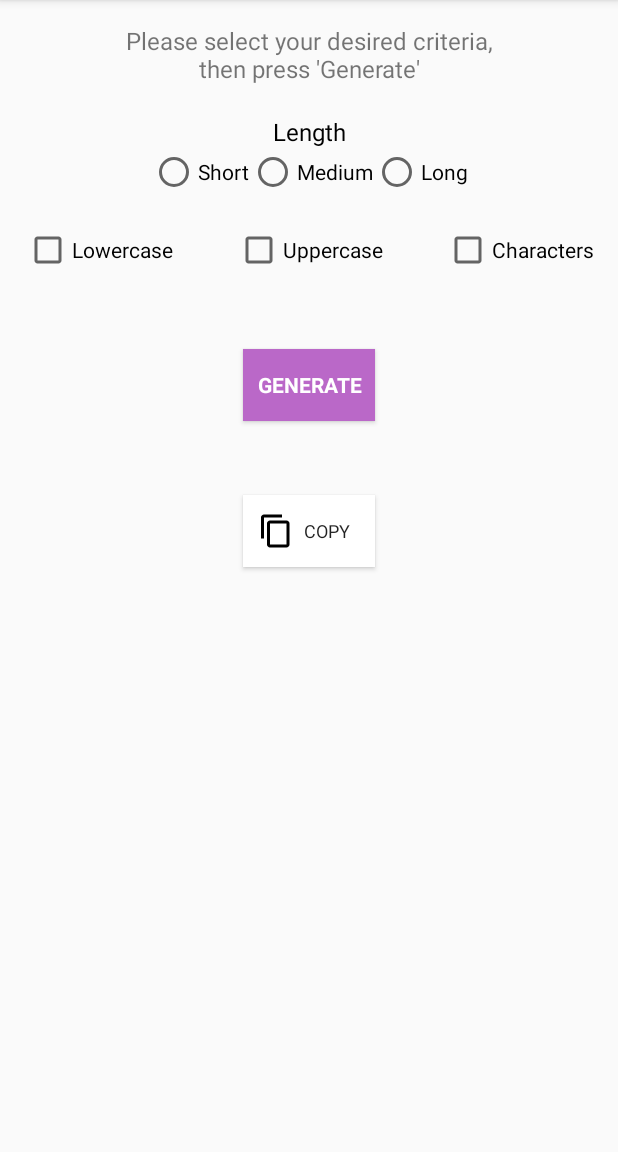
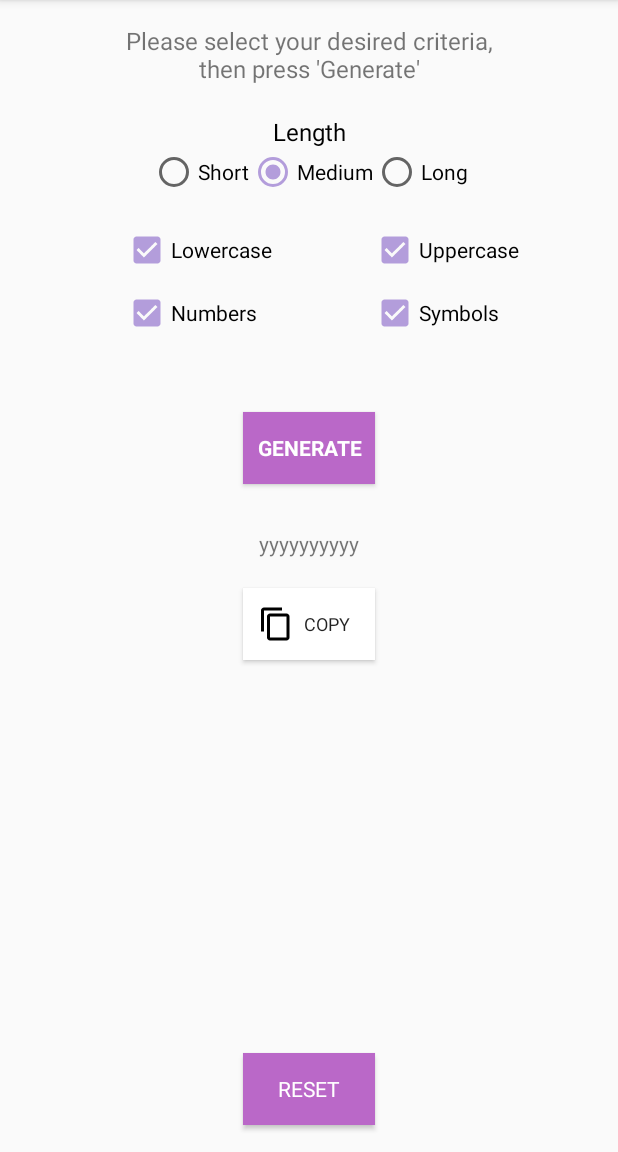
Before and after one commit to khash021/PasswordGenerator, an Android app: the screen it shows after launch (MainActivity), after a tap on "GENERATE", on a phone screen of 412 x 824 dp, the part 84-1236 px from its top. Run offline under Robolectric (Android 15) with nearby library versions, the phone set to English and light mode, and no system bars.

Commit message:
Added and connected pass generator and is working now

```diff
--- a/app/src/main/java/tech/khash/passwordgenerator/MainActivity.java
+++ b/app/src/main/java/tech/khash/passwordgenerator/MainActivity.java
@@ -8,20 +8,31 @@ import android.support.annotation.NonNull;
 import android.support.v7.app.AppCompatActivity;
 import android.view.View;
 import android.widget.Button;
+import android.widget.CheckBox;
+import android.widget.CompoundButton;
 import android.widget.RadioGroup;
 import android.widget.TextView;
 import android.widget.Toast;
 
-public class MainActivity extends AppCompatActivity implements View.OnClickListener {
+public class MainActivity extends AppCompatActivity implements View.OnClickListener, CheckBox.OnCheckedChangeListener {
+
+    //TODO: add landscape orientation
+    //TODO: add menu
+    //TODO: add savedInstance and all the corresponding methods
+    //TODO: should we do spaces? should we check for them? should we add an options?
+    //TODO: no repeat option?
 
     //Views
-    private Button buttonGenerate, buttonCopy;
+    private Button buttonGenerate, buttonCopy, buttonReset;
     private TextView textResult;
-    RadioGroup lengthRadioGroup;
+    private RadioGroup lengthRadioGroup;
+    private CheckBox checkBoxUppercase, checkBoxLowercase, checkBoxSymbol, checkBoxNumbers;
 
-    private final int LENGTH_SHORT = 1;
-    private final int LENGTH_MEDIUM = 2;
-    private final int LENGTH_LONG = 3;
+    private boolean uppercase, lowercase, number, symbol;
+
+    public final int LENGTH_SHORT = 6;
+    public final int LENGTH_MEDIUM = 10;
+    public final int LENGTH_LONG = 16;
     private int length;
 
 
@@ -33,9 +44,21 @@ public class MainActivity extends AppCompatActivity implements View.OnClickListe
         textResult = findViewById(R.id.text_result);
         buttonGenerate = findViewById(R.id.button_generate);
         buttonCopy = findViewById(R.id.button_copy);
+        buttonReset = findViewById(R.id.button_reset);
+
+        checkBoxLowercase = findViewById(R.id.check_lowercase);
+        checkBoxUppercase = findViewById(R.id.check_uppercase);
+        checkBoxSymbol = findViewById(R.id.check_symbol);
+        checkBoxNumbers = findViewById(R.id.check_number);
+
+        checkBoxLowercase.setOnCheckedChangeListener(this);
+        checkBoxUppercase.setOnCheckedChangeListener(this);
+        checkBoxSymbol.setOnCheckedChangeListener(this);
+        checkBoxNumbers.setOnCheckedChangeListener(this);
 
         buttonCopy.setOnClickListener(this);
         buttonGenerate.setOnClickListener(this);
+        buttonReset.setOnClickListener(this);
 
         lengthRadioGroup = findViewById(R.id.radio_group_length);
         lengthRadioGroup.setOnCheckedChangeListener(new RadioGroup.OnCheckedChangeListener() {
@@ -43,7 +66,7 @@ public class MainActivity extends AppCompatActivity implements View.OnClickListe
             public void onCheckedChanged(RadioGroup group, int checkedId) {
                 switch (checkedId) {
                     case R.id.radio_button_short:
-                        length = LENGTH_LONG;
+                        length = LENGTH_SHORT;
                         break;
                     case R.id.radio_button_medium:
                         length = LENGTH_MEDIUM;
@@ -54,6 +77,8 @@ public class MainActivity extends AppCompatActivity implements View.OnClickListe
                 }
             }
         });//radio group listener
+        setupDefaultState();
+
     }//onCreate
 
     @Override
@@ -72,8 +97,30 @@ public class MainActivity extends AppCompatActivity implements View.OnClickListe
                     copyToClipboard(pass);
                 }
                 break;
+            case R.id.button_reset:
+                setupDefaultState();
+                break;
         }//switch
     }//onClick
+
+    //This will update our booleans based on the checkboxes' state
+    @Override
+    public void onCheckedChanged(CompoundButton buttonView, boolean isChecked) {
+        switch (buttonView.getId()) {
+            case R.id.check_lowercase:
+                lowercase = isChecked;
+                break;
+            case R.id.check_uppercase:
+                uppercase = isChecked;
+                break;
+            case R.id.check_number:
+                number = isChecked;
+                break;
+            case R.id.check_symbol:
+                symbol = isChecked;
+                break;
+        }//switch
+    }//onCheckedChanged
 
 
     /* ------------------------------- HELPER METHODS -------------------------*/
@@ -81,7 +128,23 @@ public class MainActivity extends AppCompatActivity implements View.OnClickListe
     //Generate password
     private void generatePassword() {
 
+        //make sure that at least one check box is checked
+        if (!checkBoxSymbol.isChecked() && !checkBoxUppercase.isChecked() && !checkBoxLowercase.isChecked()) {
+            showToast(getString(R.string.no_criteria_toast));
+            return;
+        }
 
+        //create a PassGenerator object
+        // PassGenerator(int length, boolean lowercase, boolean uppercase, boolean numbers, boolean symbols)
+        PassGenerator passGenerator = new PassGenerator(length, lowercase, uppercase, number, symbol);
+
+        String generatedPass = passGenerator.generate();
+
+        if (generatedPass != null && generatedPass.length() > 0) {
+            textResult.setText(generatedPass);
+        } else {
+            showToast(getString(R.string.error_generate_password));
+        }
     }//generatePassword
 
     //helper method for copying text to the clipboard
@@ -105,5 +168,19 @@ public class MainActivity extends AppCompatActivity implements View.OnClickListe
         Toast.makeText(getApplicationContext(), message, Toast.LENGTH_SHORT).show();
     }//showToast
 
+    //helper method for setting the default UI
+    private void setupDefaultState() {
+        //clear any text from password
+        textResult.setText("");
+
+        //set length to medium
+        lengthRadioGroup.check(R.id.radio_button_medium);
+
+        //check all the boxes
+        checkBoxLowercase.setChecked(true);
+        checkBoxUppercase.setChecked(true);
+        checkBoxNumbers.setChecked(true);
+        checkBoxSymbol.setChecked(true);
+    }//setupDefaultState
 
 }//class
--- a/app/src/main/java/tech/khash/passwordgenerator/PassGenerator.java
+++ b/app/src/main/java/tech/khash/passwordgenerator/PassGenerator.java
@@ -1,6 +1,11 @@
 package tech.khash.passwordgenerator;
 
+import android.support.annotation.Nullable;
+import android.util.Log;
+
 import java.util.ArrayList;
+import java.util.Arrays;
+import java.util.Random;
 
 /**
  *      This is the class that actually does the work. It gets in password parameters,
@@ -9,13 +14,15 @@ import java.util.ArrayList;
 
 public class PassGenerator {
 
+    private String TAG = getClass().getSimpleName();
+
     private int length;
-    private boolean uppercase, lowercase, numbers, symbols;
+    private boolean uppercase, lowercase, numbers, symbol;
     private ArrayList<String> sourceList;
     private final static String[] LOWERCASE_ARRAY = {"a", "b", "c", "d", "e", "f", "g", "h", "i", "j", "k", "l", "m", "n", "o", "p", "q", "r", "s", "t", "u", "v", "w", "x", "y", "z"};
     private final static String[] UPPERCASE_ARRAY = {"A", "B", "C", "D", "E", "F", "G", "H", "I", "J", "K", "L", "M", "N", "O", "P", "Q", "R", "S", "T", "U", "V", "W", "X", "Y", "Z"};
     private final static String[] NUMBERS_ARRAY = {"0", "1", "2", "3", "4", "5", "6", "7", "8", "9"};
-    private final static String[] CHARACTER_ARRAY = {"!", "@", "#", "$", "%", "^", "&", "*", "-", "_", "+", "=", "?", "~", ":"};
+    private final static String[] SYMBOL_ARRAY = {"!", "@", "#", "$", "%", "^", "&", "*", "-", "_", "+", "=", "?", "~", ":"};
 
 
 
@@ -23,14 +30,85 @@ public class PassGenerator {
     public PassGenerator(){}
 
     //main constructor
-    public PassGenerator(int length, boolean uppercase, boolean lowercase, boolean numbers,
-                         boolean symbols) {
+    public PassGenerator(int length, boolean lowercase, boolean uppercase, boolean numbers,
+                         boolean symbol) {
         this.length = length;
         this.uppercase = uppercase;
         this.lowercase = lowercase;
         this.numbers = numbers;
-        this.symbols = symbols;
+        this.symbol = symbol;
     }//constructor
+
+    @Nullable public String generate() {
+        //get the ArrayList
+        sourceList = generateSourceArray();
+
+        //check for null (This should never happen, since we do this test in MainActivity before creating PassGenerator object
+        if (sourceList == null || sourceList.isEmpty()) {
+            return null;
+        }
+
+        return generatePassword();
+    }//generate
+
+    //Helper method for creating the password
+    private String generatePassword() {
+
+        String result ="";
+        int arraySize = sourceList.size();
+
+        //use a loop based on the length
+        for (int i = 0; i < length; i++) {
+            int randomIndex = generateRandomDigit(arraySize);
+            String passChar = sourceList.get(randomIndex);
+            Log.v(TAG, "Randome digit is: " + passChar + " / " + arraySize);
+            result += passChar;
+        }//for
+
+        return result;
+    }//generatePassword
+
+    //Helper method for populating the password source ArrayList based on the user's criteria
+    private ArrayList<String> generateSourceArray() {
+        //initialize the list
+        ArrayList<String> resultArrayList = new ArrayList<String>();
+
+        //populate the list based on criteria
+        if (lowercase) {
+            resultArrayList.addAll(Arrays.asList(LOWERCASE_ARRAY));
+//            Log.d(TAG, convertArrayToString(resultArrayList));
+        }
+        if (uppercase) {
+            resultArrayList.addAll(Arrays.asList(UPPERCASE_ARRAY));
+//            Log.d(TAG, convertArrayToString(resultArrayList));
+        }
+        if (numbers) {
+            resultArrayList.addAll(Arrays.asList(NUMBERS_ARRAY));
+//            Log.d(TAG, convertArrayToString(resultArrayList));
+        }
+        if (symbol) {
+            resultArrayList.addAll(Arrays.asList(SYMBOL_ARRAY));
+//            Log.d(TAG, convertArrayToString(resultArrayList));
+        }
+
+        return resultArrayList;
+    }//generateSourceArray
+
+    //for testing only
+    private String convertArrayToString(ArrayList<String> inputList) {
+        String output = "";
+        for (String item : inputList) {
+            output += output + "    " + item;
+        }
+        return output;
+    }//convertArrayToString
+
+    //helper method for creating a random digit in the given range (exclusive, so this should be the array's size)
+    private int generateRandomDigit(int range) {
+        Random random = new Random();
+        int result = random.nextInt(range);
+        return result;
+    }//generateRandomDigit
 
     /*---------------------------- UNIT TESTING ------------------------------------------  */
 
@@ -47,7 +125,7 @@ public class PassGenerator {
     }
 
     public static int getCharacterArraySize() {
-        return CHARACTER_ARRAY.length;
+        return SYMBOL_ARRAY.length;
     }
 
 
--- a/app/src/main/res/layout/activity_main.xml
+++ b/app/src/main/res/layout/activity_main.xml
@@ -25,40 +25,42 @@
         android:id="@+id/header_length"
         android:layout_width="wrap_content"
         android:layout_height="wrap_content"
+        android:layout_marginTop="20dp"
+        android:fontFamily="sans-serif"
+        android:text="@string/length"
+        android:textColor="@android:color/black"
+        android:textSize="16sp"
         app:layout_constraintEnd_toEndOf="parent"
         app:layout_constraintStart_toStartOf="parent"
-        app:layout_constraintTop_toBottomOf="@id/text_instruction"
-        android:layout_marginTop="20dp"
-        android:text="@string/length"
-        android:fontFamily="sans-serif"
-        android:textSize="16sp"
-        android:textColor="@android:color/black"
-        />
+        app:layout_constraintTop_toBottomOf="@id/text_instruction" />
 
     <RadioGroup
         android:id="@+id/radio_group_length"
         android:layout_width="match_parent"
         android:layout_height="wrap_content"
+        android:gravity="center"
         android:orientation="horizontal"
-        app:layout_constraintTop_toBottomOf="@id/header_length"
+        app:layout_constraintEnd_toEndOf="parent"
         app:layout_constraintStart_toStartOf="parent"
-        app:layout_constraintEnd_toEndOf="parent"
-        android:gravity="center">
+        app:layout_constraintTop_toBottomOf="@id/header_length">
+
         <RadioButton
             android:id="@+id/radio_button_short"
             android:layout_width="wrap_content"
             android:layout_height="wrap_content"
-            android:text="@string/radio_button_short"/>
+            android:text="@string/radio_button_short" />
+
         <RadioButton
             android:id="@+id/radio_button_medium"
             android:layout_width="wrap_content"
             android:layout_height="wrap_content"
-            android:text="@string/radio_button_medium"/>
+            android:text="@string/radio_button_medium" />
+
         <RadioButton
             android:id="@+id/radio_button_long"
             android:layout_width="wrap_content"
             android:layout_height="wrap_content"
-            android:text="@string/radio_button_long"/>
+            android:text="@string/radio_button_long" />
 
     </RadioGroup>
 
@@ -66,9 +68,11 @@
         android:id="@+id/check_lowercase"
         android:layout_width="wrap_content"
         android:layout_height="wrap_content"
+        android:layout_marginStart="16dp"
         android:layout_marginTop="20dp"
-        android:layout_marginStart="16dp"
         android:text="@string/lowercase"
+        app:layout_constraintEnd_toStartOf="@+id/check_uppercase"
+        app:layout_constraintHorizontal_bias="0.5"
         app:layout_constraintStart_toStartOf="parent"
         app:layout_constraintTop_toBottomOf="@id/radio_group_length" />
 
@@ -78,56 +82,81 @@
         android:layout_height="wrap_content"
         android:layout_marginTop="20dp"
         android:text="@string/uppercase"
-        app:layout_constraintStart_toEndOf="@id/check_lowercase"
-        app:layout_constraintEnd_toStartOf="@id/check_characters"
-        app:layout_constraintTop_toBottomOf="@id/radio_group_length"/>
+        app:layout_constraintEnd_toEndOf="parent"
+        app:layout_constraintHorizontal_bias="0.5"
+        app:layout_constraintStart_toEndOf="@+id/check_lowercase"
+        app:layout_constraintTop_toBottomOf="@id/radio_group_length" />
 
     <CheckBox
-        android:id="@+id/check_characters"
+        android:id="@+id/check_number"
         android:layout_width="wrap_content"
         android:layout_height="wrap_content"
-        android:layout_marginTop="20dp"
+        android:layout_marginTop="10dp"
         android:layout_marginEnd="16dp"
-        android:text="@string/characters"
-        app:layout_constraintEnd_toEndOf="parent"
-        app:layout_constraintTop_toBottomOf="@id/radio_group_length" />
+        android:text="@string/numbers"
+        app:layout_constraintStart_toStartOf="@id/check_lowercase"
+        app:layout_constraintTop_toBottomOf="@id/check_lowercase" />
+
+    <CheckBox
+        android:id="@+id/check_symbol"
+        android:layout_width="wrap_content"
+        android:layout_height="wrap_content"
+        android:layout_marginTop="10dp"
+        android:layout_marginEnd="16dp"
+        android:text="@string/symbol"
+        app:layout_constraintStart_toStartOf="@id/check_uppercase"
+        app:layout_constraintTop_toBottomOf="@id/check_lowercase" />
+
 
     <Button
         android:id="@+id/button_generate"
         android:layout_width="wrap_content"
         android:layout_height="wrap_content"
+        android:layout_marginTop="50dp"
         android:background="@color/colorButton"
         android:fontFamily="sans-serif"
         android:text="@string/generate"
         android:textColor="@android:color/white"
-        android:layout_marginTop="50dp"
-        app:layout_constraintTop_toBottomOf="@+id/check_lowercase"
         app:layout_constraintEnd_toEndOf="parent"
-        app:layout_constraintStart_toStartOf="parent" />
+        app:layout_constraintStart_toStartOf="parent"
+        app:layout_constraintTop_toBottomOf="@+id/check_number" />
 
     <TextView
         android:id="@+id/text_result"
         android:layout_width="wrap_content"
         android:layout_height="wrap_content"
         android:layout_marginTop="30dp"
-        app:layout_constraintTop_toBottomOf="@+id/button_generate"
         app:layout_constraintEnd_toEndOf="parent"
-        app:layout_constraintStart_toStartOf="parent" />
+        app:layout_constraintStart_toStartOf="parent"
+        app:layout_constraintTop_toBottomOf="@+id/button_generate" />
 
     <Button
         android:id="@+id/button_copy"
         android:layout_width="wrap_content"
         android:layout_height="wrap_content"
-        android:text="@string/copy_clipboard"
+        android:layout_marginTop="20dp"
+        android:background="@android:color/white"
+        android:drawableStart="@drawable/ic_copy_black"
         android:fontFamily="sans-serif"
         android:padding="10dp"
-        android:background="@android:color/white"
+        android:text="@string/copy_clipboard"
         android:textSize="12sp"
-        app:layout_constraintTop_toBottomOf="@+id/text_result"
         app:layout_constraintEnd_toEndOf="parent"
         app:layout_constraintStart_toStartOf="parent"
-        android:drawableStart="@drawable/ic_copy_black"
-        />
+        app:layout_constraintTop_toBottomOf="@+id/text_result" />
+
+    <Button
+        android:id="@+id/button_reset"
+        android:layout_width="wrap_content"
+        android:layout_height="wrap_content"
+        android:layout_marginBottom="18dp"
+        android:background="@color/colorButton"
+        android:fontFamily="sans-serif"
+        android:text="@string/reset"
+        android:textColor="@android:color/white"
+        app:layout_constraintBottom_toBottomOf="parent"
+        app:layout_constraintEnd_toEndOf="parent"
+        app:layout_constraintStart_toStartOf="parent" />
 
 
 </android.support.constraint.ConstraintLayout>
--- a/app/src/main/res/values/strings.xml
+++ b/app/src/main/res/values/strings.xml
@@ -1,16 +1,24 @@
 <resources>
     <string name="app_name">Password Generator Lite</string>
-    <string name="copied_toast">Copied to clipboard</string>
+
+    <string name="lowercase">Lowercase</string>
+    <string name="uppercase">Uppercase</string>
+    <string name="symbol">Symbols</string>
+    <string name="numbers">Numbers</string>
+
+    <string name="generate"><b>Generate</b></string>
+    <string name="reset">Reset</string>
+    <string name="copy_clipboard">Copy</string>
+
     <string name="Password">Password</string>
-    <string name="text_instructions">Please select your desired criteria,\nthen press \'Generate\'</string>
-    <string name="generate"><b>Generate</b></string>
-    <string name="lowercase">Lowercase</string>
-    <string name="characters">Characters</string>
-    <string name="uppercase">Uppercase</string>
+    <string name="length">Length</string>
     <string name="radio_button_short">Short</string>
     <string name="radio_button_medium">Medium</string>
     <string name="radio_button_long">Long</string>
-    <string name="length">Length</string>
-    <string name="copy_clipboard">Copy</string>
+
+    <string name="copied_toast">Copied to clipboard</string>
+    <string name="text_instructions">Please select your desired criteria,\nthen press \'Generate\'</string>
     <string name="nothing_to_copy">Nothing to copy</string>
+    <string name="no_criteria_toast">No criteria is selected</string>
+    <string name="error_generate_password">Error generating password</string>
 </resources>
```
